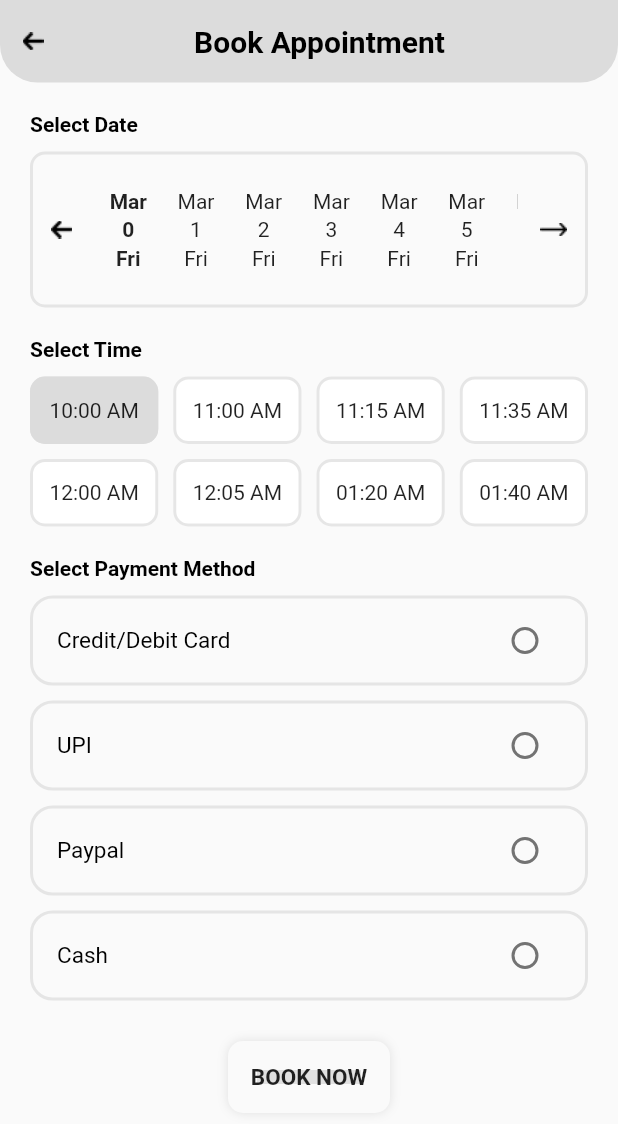
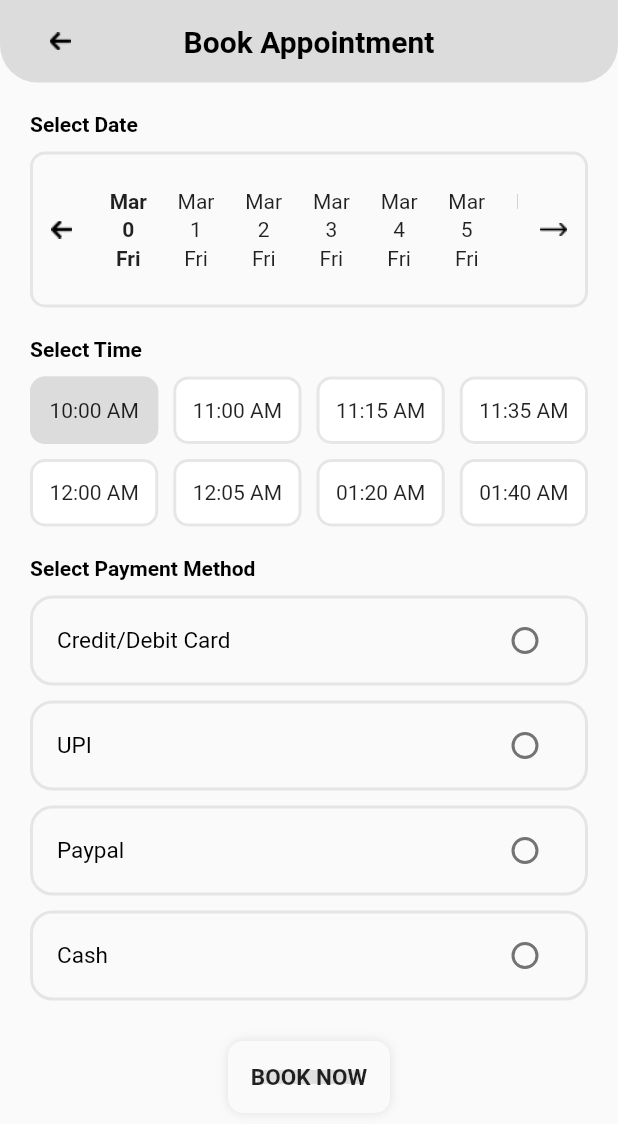
Before and after one commit to rushit5560/Booking_Management_Project, a Flutter app: the BookAppointMentScreen screen opened directly, on a phone screen of 412 x 824 dp. Shown: the top 1124 px of the screen. Run offline on Flutter 3.47's test engine with Material 2 defaults, Android fonts, the phone set to English and light mode, and no system bars; our stand-ins replace flutter_rating_bar, get, pin_input_text_field.

Commit message:
AppBar Changes

```diff
--- a/booking_management/lib/common_modules/custom_appbar/custom_appbar.dart
+++ b/booking_management/lib/common_modules/custom_appbar/custom_appbar.dart
@@ -31,6 +31,7 @@ class CommonAppBarModule extends StatelessWidget {
           children: [
             leftSideButton(context),
 
+
             Text(
               title,
               style: const TextStyle(
@@ -38,6 +39,8 @@ class CommonAppBarModule extends StatelessWidget {
                   fontWeight: FontWeight.bold,
                   fontSize: 20),
             ),
+
+
             rightSideButton(),
           ],
         ),
@@ -50,12 +53,19 @@ class CommonAppBarModule extends StatelessWidget {
       onTap: (){
         Get.back();
       },
-      child: appBarOption == AppBarOption.singleBackButtonOption ?
+      child: SizedBox(
+        height: 50,
+        width: 50,
+        child: appBarOption == AppBarOption.singleBackButtonOption ?
         Image.asset(AppImages.backArrowImg) : Container(),
+      ),
     );
   }
 
   Widget rightSideButton(){
-    return Container();
+    return SizedBox(
+      height: 50,
+      width: 50,
+    );
   }
 }
```
